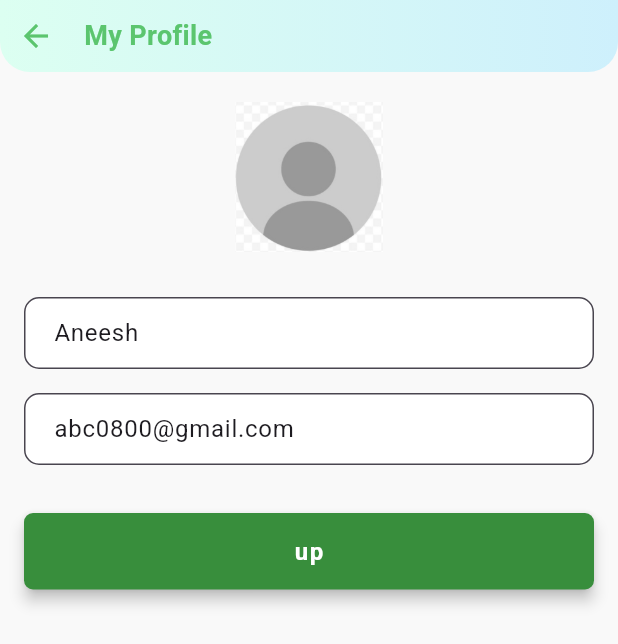
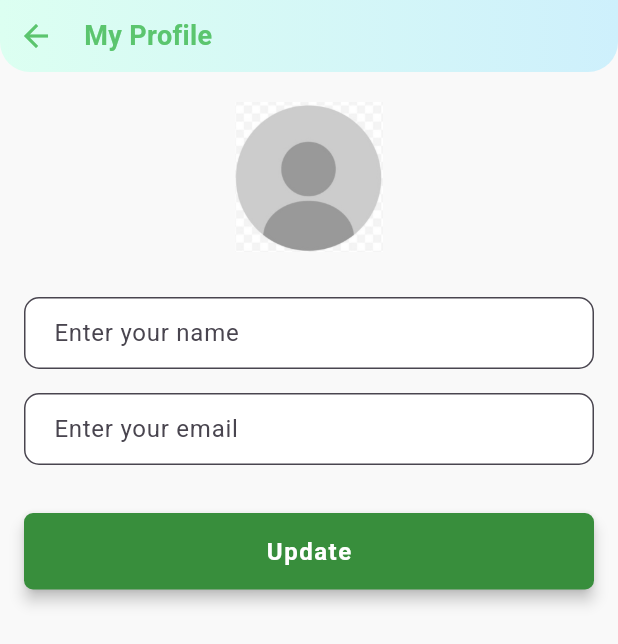
Before and after one commit to AbhimanyuT0800/aakrikada, a Flutter app: the ProfilePage screen opened directly, after a tap on "My Profile", on a phone screen of 412 x 824 dp. Shown: the top 644 px of the screen. Run offline on Flutter 3.47's test engine with Material 3 defaults, Android fonts, the phone set to English and light mode, and no system bars; our stand-ins replace dio, flutter_hooks, flutter_otp_text_field, flutter_riverpod, image_picker, riverpod_annotation and 1 more; accounts and stored records are empty; generated files the repository leaves out were written again.

Commit message:
Profile api addded
- update and fetch logic added
- profile details added in shared pref storage

Please enter the commit message for your changes. Lines starting

```diff
--- a/lib/features/authantication/controller/api_controller/api_auth_provider.dart
+++ b/lib/features/authantication/controller/api_controller/api_auth_provider.dart
@@ -3,6 +3,7 @@ import 'dart:developer';
 import 'package:aakrikada/core/colorpallets/colorpallets.dart';
 import 'package:aakrikada/core/utils/show_app_snakbar.dart';
 import 'package:aakrikada/features/ads/view/pages/my_bottom_navigation_widget.dart';
+import 'package:aakrikada/features/authantication/controller/shared_pref_provider.dart';
 import 'package:aakrikada/features/authantication/domain/model/otp_verified_model.dart';
 import 'package:aakrikada/features/authantication/domain/model/user_upadate_request_model.dart';
 import 'package:aakrikada/features/authantication/services/api_auth_services.dart';
@@ -67,17 +68,23 @@ class ApiAuth extends _$ApiAuth {
 
       // if responce has data navigate to home page section
       if (resp != null) {
-        log(resp.toString());
         if (resp.data.name.isEmpty) {
           Navigator.push(
             context,
             MaterialPageRoute(builder: (context) => EditMyProfilePage()),
           );
+        } else {
+          final userData = UserDetails(
+            email: resp.data.email,
+            img: resp.data.userimage,
+            name: resp.data.name,
+          );
+          SharedPrefService.updateUserDetails(userData);
+          Navigator.push(
+            context,
+            MaterialPageRoute(builder: (context) => MyBottomNavigationWidget()),
+          );
         }
-        Navigator.push(
-          context,
-          MaterialPageRoute(builder: (context) => MyBottomNavigationWidget()),
-        );
 
         // login sucess snak bar after navigate to home page
         showAppSnakBar('Login Successful', Colorpallets.greenColor);
@@ -138,7 +145,6 @@ class ApiAuth extends _$ApiAuth {
 
     required BuildContext context,
   }) async {
-    log('pr-st');
     state = true;
     try {
       final resp = await ApiAuthServices().updateProfile(model);
@@ -146,6 +152,12 @@ class ApiAuth extends _$ApiAuth {
       // if responce has data navigate store id on shares pref
       // and navigate to home paage
       if (resp != null) {
+        final userData = UserDetails(
+          email: resp.data.email,
+          img: resp.data.userimage,
+          name: resp.data.name,
+        );
+        SharedPrefService.updateUserDetails(userData);
         Navigator.push(
           context,
           MaterialPageRoute(builder: (context) => MyBottomNavigationWidget()),
--- a/lib/features/authantication/controller/shared_pref_provider.dart
+++ b/lib/features/authantication/controller/shared_pref_provider.dart
@@ -35,4 +35,19 @@ class StoreUserId extends _$StoreUserId {
     await SharedPrefService.addUserId(id);
     state = id;
   }
+
+  Future<void> addUserDetails({required UserDetails details}) async {
+    await SharedPrefService.updateUserDetails(details);
+  }
+
+  UserDetails getUserDeatils() {
+    return SharedPrefService.getUserDetails();
+  }
 }
+
+class UserDetails {
+  final String name;
+  final String email;
+  final String img;
+  UserDetails({required this.name, required this.img, required this.email});
+}
--- a/lib/features/authantication/services/shared_pref_service.dart
+++ b/lib/features/authantication/services/shared_pref_service.dart
@@ -1,3 +1,4 @@
+import 'package:aakrikada/features/authantication/controller/shared_pref_provider.dart';
 import 'package:shared_preferences/shared_preferences.dart';
 
 class SharedPrefService {
@@ -32,4 +33,20 @@ class SharedPrefService {
     final value = prefs.getString('user_id');
     return value;
   }
+
+  // update user details
+  static Future<void> updateUserDetails(UserDetails data) async {
+    await prefs.setString('user_name', data.name);
+    await prefs.setString('user_email', data.email);
+    await prefs.setString('user_img', data.img);
+  }
+
+  static UserDetails getUserDetails() {
+    final details = UserDetails(
+      name: prefs.getString('user_name') ?? '',
+      img: prefs.getString('user_img') ?? '',
+      email: prefs.getString('user_email') ?? '',
+    );
+    return details;
+  }
 }
--- a/lib/features/authantication/view/pages/myProfile/edit_my_profile_page.dart
+++ b/lib/features/authantication/view/pages/myProfile/edit_my_profile_page.dart
@@ -7,6 +7,7 @@ import 'package:aakrikada/features/ads/services/pick_image_services.dart';
 import 'package:aakrikada/features/authantication/controller/api_controller/api_auth_provider.dart';
 import 'package:aakrikada/features/authantication/controller/shared_pref_provider.dart';
 import 'package:aakrikada/features/authantication/domain/model/user_upadate_request_model.dart';
+import 'package:aakrikada/features/authantication/services/shared_pref_service.dart';
 import 'package:aakrikada/features/authantication/view/widgets/auth_common_btn_widget.dart';
 import 'package:aakrikada/features/authantication/view/widgets/edit_text_field_widget.dart';
 import 'package:aakrikada/l10n/app_localizations.dart';
@@ -21,17 +22,35 @@ class EditMyProfilePage extends ConsumerStatefulWidget {
 }
 
 class _EditMyProfilePageState extends ConsumerState<EditMyProfilePage> {
-  final nameController = TextEditingController(text: "Aneesh");
-  final emailController = TextEditingController(text: "abc0800@gmail.com");
-  final phoneController = TextEditingController(text: "9090909009");
+  final nameController = TextEditingController();
+  final emailController = TextEditingController();
 
   Uint8List? imageData;
+  String? userImg;
+
+  @override
+  void initState() {
+    final userData = SharedPrefService.getUserDetails();
+    log(userData.email);
+    if (userData.email.isNotEmpty) {
+      log(userData.email);
+      nameController.text = userData.name;
+      emailController.text = userData.email;
+      if (userData.img.isNotEmpty) {
+        userImg = userData.img;
+      }
+    }
+
+    // TODO: implement initState
+    super.initState();
+  }
 
   @override
   Widget build(BuildContext context) {
     // Language provider
     final lang = AppLocalizations.of(context)!;
 
+    final formKey = GlobalKey<FormState>();
     return Scaffold(
       backgroundColor: const Color(0xFFF9F9F9),
       body: Column(
@@ -76,6 +95,8 @@ class _EditMyProfilePageState extends ConsumerState<EditMyProfilePage> {
           // Main content scrollable
           Expanded(
             child: SingleChildScrollView(
+              child: Form(
+                key: formKey,
                 child: Column(
                   children: [
                     const SizedBox(height: 20),
@@ -87,8 +108,9 @@ class _EditMyProfilePageState extends ConsumerState<EditMyProfilePage> {
                         //     await Permission.camera.request().isGranted) {
                         //   // Both permissions are granted
 
-                      final data = await PickImageServices().pickFromGallery();
-                      log(data.toString());
+                        final data = await PickImageServices()
+                            .pickFromGallery();
+
                         if (data != null) {
                           setState(() => imageData = data);
                         } else {
@@ -112,6 +134,14 @@ class _EditMyProfilePageState extends ConsumerState<EditMyProfilePage> {
                                   fit: BoxFit.cover,
                                 ),
                               )
+                            : userImg != null
+                            ? ClipRRect(
+                                borderRadius: BorderRadius.circular(12),
+                                child: Image.network(
+                                  userImg!,
+                                  fit: BoxFit.cover,
+                                ),
+                              )
                             : Image.asset('assets/images/img_avathar.jpg'),
                       ),
                     ),
@@ -119,19 +149,47 @@ class _EditMyProfilePageState extends ConsumerState<EditMyProfilePage> {
                     const SizedBox(height: 30),
 
                     // Name field
-                  EditTextFieldWidget(controller: nameController),
+                    EditTextFieldWidget(
+                      controller: nameController,
+                      hintText: 'Enter your name',
+                      validator: (value) {
+                        if (value == null || value.trim().isEmpty) {
+                          return 'Name is required';
+                        }
+                        if (value.trim().length < 3) {
+                          return 'Name must be at least 3 characters';
+                        }
+                        return null;
+                      },
+                    ),
 
                     const SizedBox(height: 16),
 
                     // Email field
-                  EditTextFieldWidget(controller: emailController),
+                    EditTextFieldWidget(
+                      controller: emailController,
+                      hintText: 'Enter your email',
+                      validator: (value) {
+                        if (value == null || value.trim().isEmpty) {
+                          return 'Email is required';
+                        }
+                        final emailRegex = RegExp(
+                          r'^[\w-\.]+@([\w-]+\.)+[\w-]{2,4}$',
+                        );
+                        if (!emailRegex.hasMatch(value.trim())) {
+                          return 'Enter a valid email';
+                        }
+                        return null;
+                      },
+                    ),
 
                     const SizedBox(height: 24),
 
                     // Update button
                     AuthCommonButton(
-                    tittle: 'up',
+                      tittle: 'Update',
                       onpressed: () {
+                        if (formKey.currentState!.validate()) {
                           //
                           if (imageData != null) {
                             final profileImg = PickupProfileImage(
@@ -158,10 +216,12 @@ class _EditMyProfilePageState extends ConsumerState<EditMyProfilePage> {
                               Colorpallets.blackColor,
                             );
                           }
+                        }
                       },
                     ),
                     const SizedBox(height: 20),
                   ],
+                ),
               ),
             ),
           ),
--- a/lib/features/authantication/view/pages/myProfile/update_address_page.dart
+++ b/lib/features/authantication/view/pages/myProfile/update_address_page.dart
@@ -1,4 +1,3 @@
-import 'dart:developer';
 import 'package:aakrikada/core/utils/show_app_snakbar.dart';
 import 'package:aakrikada/features/authantication/controller/api_controller/api_address_provider.dart';
 import 'package:aakrikada/features/authantication/controller/shared_pref_provider.dart';
@@ -182,7 +181,6 @@ class _UpdateAdddressBottomSheetState
                         selectedDistrict = val;
                       });
                       if (val != null) {
-                        log(val);
                         fetchAreas(val);
                       }
                     },
@@ -243,7 +241,7 @@ class _UpdateAdddressBottomSheetState
                   await ref
                       .read(apiAddressProvider.notifier)
                       .updateAnAddress(model: model);
-                  log(model.toJson().toString());
+
                   ref.invalidate(getAddressProvider);
                   // await ref.read(apiAddressProvider.notifier).
                   Navigator.pop(context);
--- a/lib/features/authantication/view/pages/profile_page.dart
+++ b/lib/features/authantication/view/pages/profile_page.dart
@@ -1,3 +1,5 @@
+import 'dart:developer';
+
 import 'package:aakrikada/core/colorpallets/colorpallets.dart';
 import 'package:aakrikada/features/authantication/controller/shared_pref_provider.dart';
 import 'package:aakrikada/features/authantication/view/pages/myProfile/edit_my_address_page.dart';
@@ -17,6 +19,8 @@ class ProfilePage extends ConsumerWidget {
   Widget build(BuildContext context, WidgetRef ref) {
     // language provider
     final lang = AppLocalizations.of(context)!;
+
+    final userData = ref.watch(storeUserIdProvider.notifier).getUserDeatils();
 
     return Scaffold(
       body: Container(
@@ -64,11 +68,18 @@ class ProfilePage extends ConsumerWidget {
                         SizedBox(
                           width: 88,
                           height: 88,
-                          child: Image.asset('assets/images/img_avathar.jpg'),
+                          child: ClipOval(
+                            child: userData.img.isNotEmpty
+                                ? Image.network(userData.img, fit: BoxFit.fill)
+                                : Image.asset(
+                                    'assets/images/img_avathar.jpg',
+                                    fit: BoxFit.fill,
+                                  ),
+                          ),
                         ),
                         SizedBox(height: 20),
                         Text(
-                          'User',
+                          userData.name,
                           style: TextStyle(
                             fontSize: 22,
                             fontWeight: FontWeight.w400,
@@ -140,6 +151,12 @@ class ProfilePage extends ConsumerWidget {
                               context: context,
 
                               onConfirm: () {
+                                log(
+                                  ref
+                                          .read(storeUserIdProvider.notifier)
+                                          .getUserid() ??
+                                      'null',
+                                );
                                 ref
                                     .read(storeUserIdProvider.notifier)
                                     .addUserId('');
--- a/lib/features/authantication/view/widgets/edit_text_field_widget.dart
+++ b/lib/features/authantication/view/widgets/edit_text_field_widget.dart
@@ -1,17 +1,26 @@
 import 'package:flutter/material.dart';
 
 class EditTextFieldWidget extends StatelessWidget {
-  const EditTextFieldWidget({super.key, required this.controller});
+  const EditTextFieldWidget({
+    super.key,
+    required this.controller,
+    required this.hintText,
+    required this.validator,
+  });
   final TextEditingController controller;
+  final String hintText;
+  final String? Function(String?) validator;
 
   @override
   Widget build(BuildContext context) {
     return Padding(
       padding: const EdgeInsets.symmetric(horizontal: 16),
       child: TextFormField(
+        validator: validator,
         controller: controller,
 
         decoration: InputDecoration(
+          hintText: hintText,
           filled: true,
           fillColor: Colors.white,
           contentPadding: const EdgeInsets.symmetric(horizontal: 16),
```
Also changed, not shown: lib/features/ads/view/pages/home_page.dart (+12 -4 lines), lib/features/authantication/controller/api_controller/api_address_provider.dart (+4 -4 lines), lib/features/authantication/services/api_address_services.dart (+4 -4 lines). Lines whose indentation alone changed are shown as unchanged.
